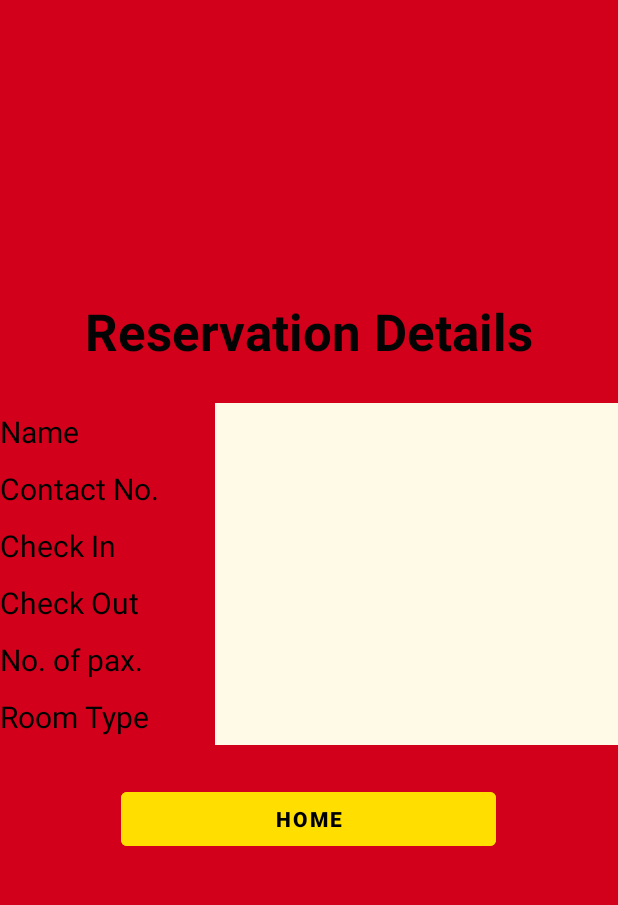
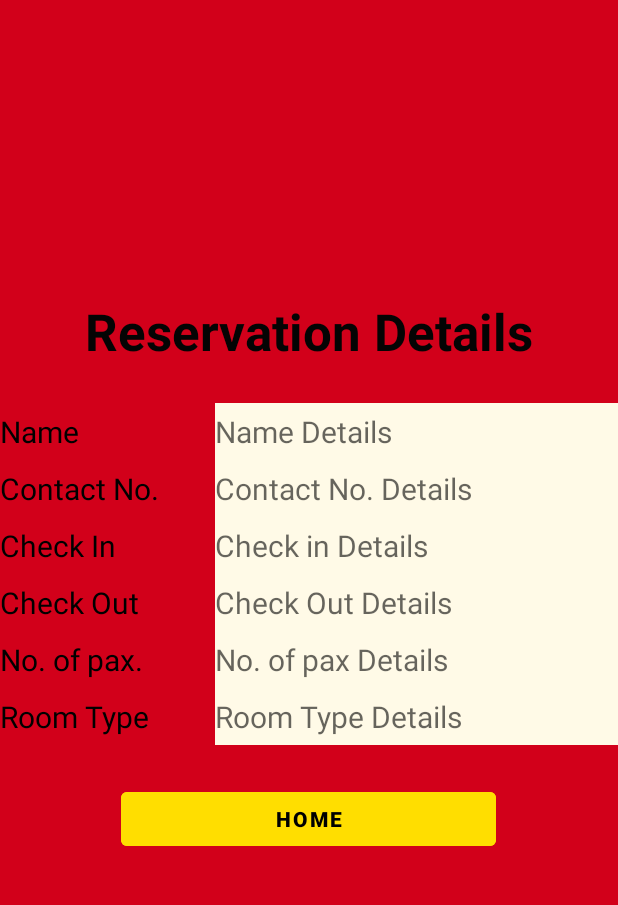
Before and after one commit to mcllontac/HotelAppProject, an Android app: the ReservationsActivity screen opened directly, with no data from a screen before it, on a phone screen of 412 x 824 dp, the part 84-989 px from its top. Run offline under Robolectric (Android 15) with nearby library versions, the light colour scheme and no system bars.

Commit message:
Reservation Reference Main Terms Confirm Reference Payment

```diff
--- a/app/src/main/res/layout/activity_main.xml
+++ b/app/src/main/res/layout/activity_main.xml
@@ -55,7 +55,7 @@
         android:id="@+id/textView2"
         android:layout_width="wrap_content"
         android:layout_height="wrap_content"
-        android:text="Home for the Less Comforted"
+        android:text="Comfort for the Less Comforted"
         android:textColor="#000000"
         android:textSize="20sp"
         app:layout_constraintBottom_toBottomOf="parent"
--- a/app/src/main/res/layout/activity_reservations.xml
+++ b/app/src/main/res/layout/activity_reservations.xml
@@ -52,7 +52,8 @@
             android:paddingTop="5dp"
             android:paddingBottom="5dp"
             android:textColor="#000000"
-            android:textSize="20sp" />
+            android:textSize="20sp"
+            android:hint="Name Details"/>
     </LinearLayout>
 
     <LinearLayout
@@ -80,6 +81,7 @@
             android:paddingTop="5dp"
             android:paddingBottom="5dp"
             android:textColor="#000000"
+            android:hint="Contact No. Details"
             android:textSize="20sp" />
     </LinearLayout>
 
@@ -107,6 +109,7 @@
             android:background="#FFFAE7"
             android:paddingTop="5dp"
             android:paddingBottom="5dp"
+            android:hint="Check in Details"
             android:textColor="#000000"
             android:textSize="20sp" />
     </LinearLayout>
@@ -136,6 +139,7 @@
             android:paddingTop="5dp"
             android:paddingBottom="5dp"
             android:textColor="#000000"
+            android:hint="Check Out Details"
             android:textSize="20sp" />
     </LinearLayout>
 
@@ -164,7 +168,8 @@
             android:paddingTop="5dp"
             android:paddingBottom="5dp"
             android:textColor="#000000"
-            android:textSize="20sp" />
+            android:textSize="20sp"
+            android:hint="No. of pax Details"/>
     </LinearLayout>
 
     <LinearLayout
@@ -192,7 +197,8 @@
             android:paddingTop="5dp"
             android:paddingBottom="5dp"
             android:textColor="#000000"
-            android:textSize="20sp" />
+            android:textSize="20sp"
+            android:hint="Room Type Details"/>
     </LinearLayout>
 
     <LinearLayout
--- a/app/src/main/res/layout/activity_terms.xml
+++ b/app/src/main/res/layout/activity_terms.xml
@@ -3,8 +3,9 @@
     xmlns:tools="http://schemas.android.com/tools"
     android:layout_width="match_parent"
     android:layout_height="match_parent"
+    android:background="#D2001A"
+    android:gravity="center"
     android:orientation="vertical"
-    android:background="#D2001A"
     tools:context=".TermsActivity">
 
     <LinearLayout
```
Also changed, not shown: app/src/main/res/layout/activity_confirm.xml (+7 -1 lines), app/src/main/res/layout/activity_form.xml (+5 -3 lines), app/src/main/res/layout/activity_payment.xml (+8 -4 lines).
